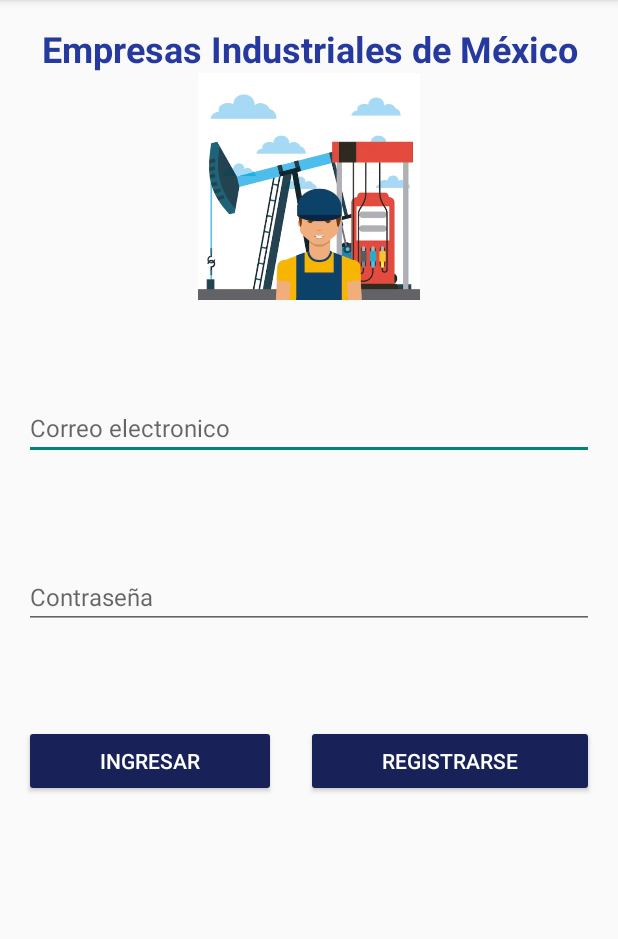
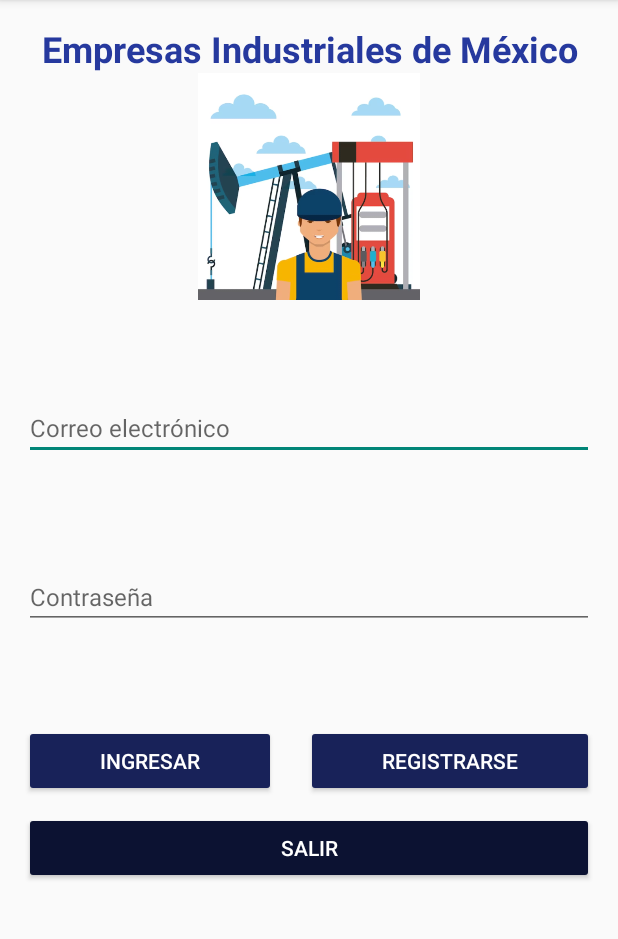
Before and after one commit to BraulioRLopChav/PreExamenC2, an Android app: the screen it shows after launch (MainActivity), on a phone screen of 412 x 824 dp, the part 84-1023 px from its top. Run offline under Robolectric (Android 15) with nearby library versions, the phone set to English and light mode, and no system bars.

Commit message:
Cambios y finalizacion

```diff
--- a/app/src/main/java/com/example/preexamen9_3c2/MainActivity.java
+++ b/app/src/main/java/com/example/preexamen9_3c2/MainActivity.java
@@ -1,7 +1,9 @@
 package com.example.preexamen9_3c2;
 
+import androidx.appcompat.app.AlertDialog;
 import androidx.appcompat.app.AppCompatActivity;
 
+import android.content.DialogInterface;
 import android.content.Intent;
 import android.os.Bundle;
 import android.view.View;
@@ -10,12 +12,11 @@ import android.widget.EditText;
 import android.widget.Toast;
 
 import com.example.preexamen9_3c2.modelo.UsuariosDb;
-import com.example.preexamen9_3c2.modelo.UsuariosDb;
 
 public class MainActivity extends AppCompatActivity {
 
     private EditText txtCorreo, txtContra;
-    private Button btnIngresar, btnRegistrarse;
+    private Button btnIngresar, btnRegistrarse, btnSalir;;
     private UsuariosDb usuariosDb;
 
     @Override
@@ -28,6 +29,8 @@ public class MainActivity extends AppCompatActivity {
         txtContra = findViewById(R.id.txtContra);
         btnIngresar = findViewById(R.id.btnIngresar);
         btnRegistrarse = findViewById(R.id.btnRegistrarse);
+        btnSalir = findViewById(R.id.btnSalir);
+
 
         btnIngresar.setOnClickListener(new View.OnClickListener() {
             @Override
@@ -54,5 +57,19 @@ public class MainActivity extends AppCompatActivity {
                 startActivity(intent);
             }
         });
+        btnSalir.setOnClickListener(v -> {
+            AlertDialog.Builder builder = new AlertDialog.Builder(this);
+            builder.setTitle("Confirmar salida");
+            builder.setMessage("¿Estás seguro de que deseas salir?");
+            builder.setPositiveButton("Sí", new DialogInterface.OnClickListener() {
+                @Override
+                public void onClick(DialogInterface dialog, int which) {
+                    finish();
+                }
+            });
+            builder.setNegativeButton("No", null);
+            AlertDialog dialog = builder.create();
+            dialog.show();
+        });
     }
 }
--- a/app/src/main/res/layout/activity_main.xml
+++ b/app/src/main/res/layout/activity_main.xml
@@ -11,6 +11,7 @@
         android:layout_height="match_parent"
         android:orientation="vertical"
         android:padding="16dp">
+
         <TextView
             android:layout_width="match_parent"
             android:layout_height="wrap_content"
@@ -18,8 +19,7 @@
             android:text="Empresas Industriales de México"
             android:textAlignment="center"
             android:textSize="24sp"
-            android:textStyle="bold"
-            />
+            android:textStyle="bold" />
 
         <ImageView
             android:id="@+id/imageView"
@@ -31,9 +31,10 @@
             android:id="@+id/txtCorreo"
             android:layout_width="match_parent"
             android:layout_height="wrap_content"
-            android:hint="Correo electronico"
+            android:hint="Correo electrónico"
             android:textSize="16sp"
-            android:layout_marginTop="64dp"/>
+            android:layout_marginTop="64dp" />
+
         <EditText
             android:id="@+id/txtContra"
             android:layout_width="match_parent"
@@ -47,6 +48,7 @@
             android:layout_width="match_parent"
             android:layout_height="wrap_content"
             android:layout_marginTop="64dp">
+
             <Button
                 android:id="@+id/btnIngresar"
                 android:layout_width="wrap_content"
@@ -55,7 +57,8 @@
                 android:backgroundTint="#182259"
                 android:layout_weight="1"
                 android:textColor="#FFF"
-                android:layout_marginRight="20dp"/>
+                android:layout_marginRight="20dp" />
+
             <Button
                 android:id="@+id/btnRegistrarse"
                 android:backgroundTint="#182259"
@@ -63,8 +66,18 @@
                 android:layout_width="wrap_content"
                 android:layout_height="wrap_content"
                 android:text="Registrarse"
-                android:layout_weight="1"/>
+                android:layout_weight="1" />
+
         </LinearLayout>
+
+        <Button
+            android:id="@+id/btnSalir"
+            android:layout_width="match_parent"
+            android:layout_height="wrap_content"
+            android:text="Salir"
+            android:backgroundTint="#0C1232"
+            android:textColor="#FFF"
+            android:layout_marginTop="10dp" />
 
     </LinearLayout>
 
```
Also changed, not shown: app/src/main/res/layout/usuario_item.xml (+33 -12 lines).
